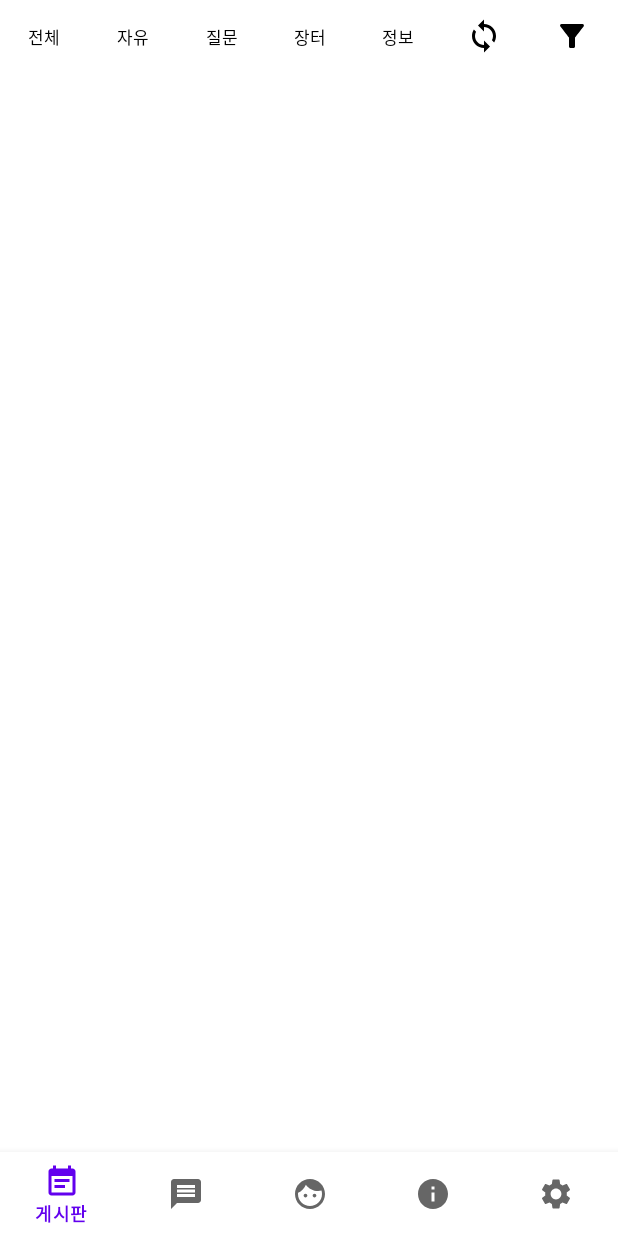
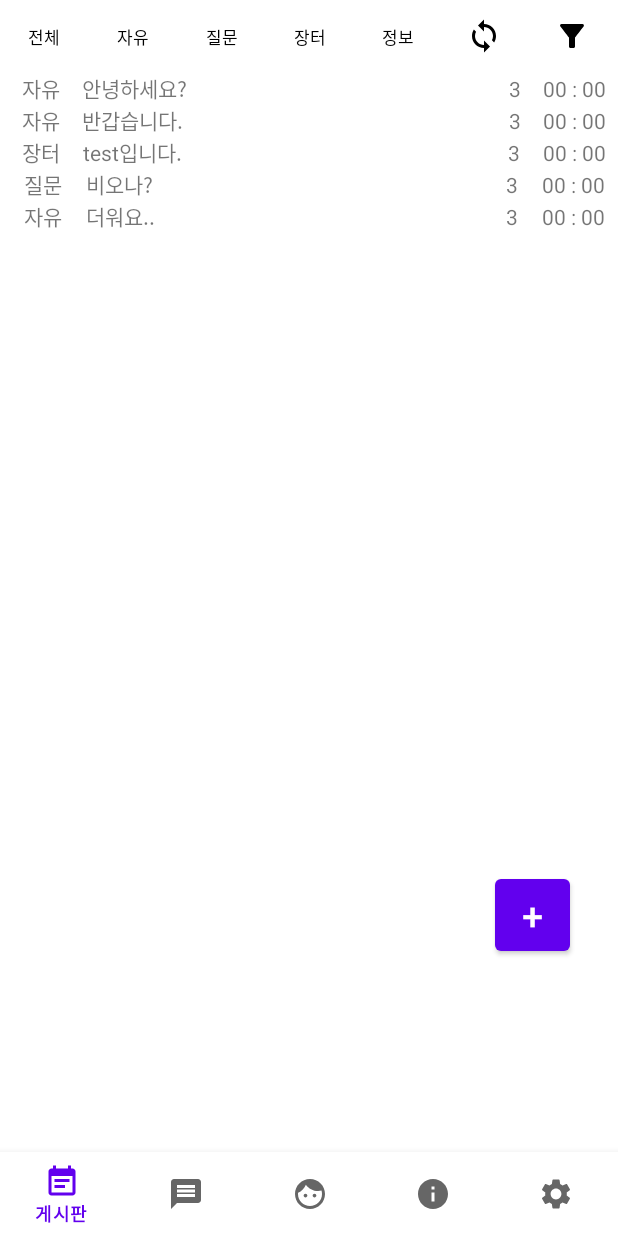
Before and after one commit to miiiin15/Daboot, an Android app: the screen it shows after launch (MainActivity), on a phone screen of 412 x 824 dp. Run offline under Robolectric (Android 15) with nearby library versions, the phone set to English and light mode, and no system bars; our stand-ins replace navigation-ui.

Commit message:
상단바(필터징) 기능 추가 및 게시판 구현

```diff
--- a/app/build.gradle
+++ b/app/build.gradle
@@ -38,6 +38,7 @@ dependencies {
     implementation 'androidx.lifecycle:lifecycle-livedata-ktx:2.2.0'
     implementation 'androidx.lifecycle:lifecycle-viewmodel-ktx:2.2.0'
     implementation 'androidx.legacy:legacy-support-v4:1.0.0'
+
     testImplementation 'junit:junit:4.+'
     androidTestImplementation 'androidx.test.ext:junit:1.1.1'
     androidTestImplementation 'androidx.test.espresso:espresso-core:3.2.0'
--- /dev/null
+++ b/app/src/main/java/com/example/daboot/Adapter/BoardAdapter.java
@@ -0,0 +1,128 @@
+package com.example.daboot.Adapter;
+
+
+import android.content.Context;
+
+import android.view.LayoutInflater;
+import android.view.View;
+import android.view.ViewGroup;
+import android.widget.TextView;
+
+import androidx.annotation.NonNull;
+import androidx.recyclerview.widget.RecyclerView;
+
+import com.example.daboot.BoardItem;
+import com.example.daboot.R;
+
+import java.util.ArrayList;
+
+public class BoardAdapter extends RecyclerView.Adapter<BoardAdapter.ViewHolder> {
+    Context context;
+
+    ArrayList<BoardItem> items = new ArrayList<BoardItem>();
+
+    //클릭이벤트처리 정의
+    OnItemClickListener listener;
+    public  static interface  OnItemClickListener{
+        public void onItemClick(ViewHolder holder, View view, int position);
+    }
+
+
+
+    public BoardAdapter(Context context){
+        this.context =  context;
+    }
+
+    @Override //어댑터에서 관리하는 아이템의 개수를 반환
+    public int getItemCount() {
+        return items.size();
+    }
+
+
+    @NonNull
+    @Override //뷰홀더가 만들어지는 시점에 호출되는 메소드
+    public ViewHolder onCreateViewHolder(@NonNull ViewGroup viewGroup, int i) {
+        LayoutInflater inflater = (LayoutInflater) context.getSystemService(Context.LAYOUT_INFLATER_SERVICE);
+        View itemView = inflater.inflate(R.layout.board_item,  viewGroup, false);//viewGroup는 각각의 아이템을 위해서 정의한 xml레이아웃의 최상위 레이아우싱다.
+
+        return new ViewHolder(itemView);
+    }
+
+
+
+    @Override
+    public void onBindViewHolder(@NonNull ViewHolder viewHolder, int position) {
+
+
+        BoardItem item = items.get(position); //리사이클러뷰에서 몇번쨰게 지금 보여야되는시점이다 알려주기위해
+        viewHolder.setItem(item);
+        //클릭리스너
+        viewHolder.setOnItemClickListener(listener);
+
+    }
+
+    //아이템 추가
+    public  void addItem(BoardItem item){
+        items.add(item);
+    }
+
+    //한꺼번에 추가
+    public void addItems(ArrayList<BoardItem> items){
+        this.items = items;
+    }
+
+
+    public BoardItem getItem(int position){
+        return  items.get(position);
+    }
+
+    //클릭리스너관련
+    public void setOnItemClickListener(OnItemClickListener listener){
+        this.listener = listener;
+    }
+
+    //뷰홀더
+    //뷰를 담아두는 역할 / 뷰에 표시될 데이터를 설정하는 역할
+    public class ViewHolder extends RecyclerView.ViewHolder {
+        TextView tv_category,tv_title,tv_coment,tv_writetime;
+
+
+
+        OnItemClickListener listenr; //클릭이벤트처리관련 변수
+
+        public ViewHolder(@NonNull final View itemView) {
+            super(itemView);
+
+            tv_category = itemView.findViewById(R.id.tv_category);
+            tv_title = itemView.findViewById(R.id.tv_title);
+            tv_coment = itemView.findViewById(R.id.tv_coment);
+            tv_writetime = itemView.findViewById(R.id.tv_write_time);
+
+
+            //아이템 클릭이벤트
+            itemView.setOnClickListener(new View.OnClickListener() {
+                @Override
+                public void onClick(View v) {
+                    int position = getAdapterPosition();
+                    if(listenr != null ){
+                        listenr.onItemClick(ViewHolder.this, itemView, position);
+                    }
+                }
+            });
+        }
+
+        public void setItem(BoardItem item) {
+            tv_category.setText(item.getCategory());
+            tv_title.setText(item.getTitle());
+            tv_coment.setText(item.getComent());
+            tv_writetime.setText(item.getTime());
+        }
+
+
+        public void setOnItemClickListener(OnItemClickListener listenr){
+            this.listenr = listenr;
+        }
+
+
+    }
+}
--- /dev/null
+++ b/app/src/main/java/com/example/daboot/BoardItem.java
@@ -0,0 +1,48 @@
+package com.example.daboot;
+
+public class BoardItem {
+
+    String category;
+    String title;
+    String coment;
+    String time;
+
+    public BoardItem(String category, String title, String coment, String time) {
+        this.category = category;
+        this.title = title;
+        this.coment = coment;
+        this.time = time;
+    }
+
+    public String getComent() {
+        return coment;
+    }
+
+    public void setComent(String coment) {
+        this.coment = coment;
+    }
+
+    public String getTime() {
+        return time;
+    }
+
+    public void setTime(String time) {
+        this.time = time;
+    }
+
+    public String getCategory() {
+        return category;
+    }
+
+    public void setCategory(String category) {
+        this.category = category;
+    }
+
+    public String getTitle() {
+        return title;
+    }
+
+    public void setTitle(String title) {
+        this.title = title;
+    }
+}
--- a/app/src/main/java/com/example/daboot/MainActivity.java
+++ b/app/src/main/java/com/example/daboot/MainActivity.java
@@ -14,8 +14,6 @@ import androidx.navigation.ui.NavigationUI;
 
 public class MainActivity extends AppCompatActivity {
 
-
-
     @Override
     protected void onCreate(Bundle savedInstanceState) {
         super.onCreate(savedInstanceState);
@@ -30,6 +28,7 @@ public class MainActivity extends AppCompatActivity {
 
         ActionBar actionBar = getSupportActionBar();
         actionBar.hide();//상단바 제거
+
+
     }
-
 }
--- a/app/src/main/java/com/example/daboot/fragments/Board.java
+++ b/app/src/main/java/com/example/daboot/fragments/Board.java
@@ -1,9 +1,10 @@
 package com.example.daboot.fragments;
 
-import android.graphics.Color;
 import android.os.Bundle;
 
 import androidx.fragment.app.Fragment;
+import androidx.recyclerview.widget.LinearLayoutManager;
+import androidx.recyclerview.widget.RecyclerView;
 
 import android.view.LayoutInflater;
 import android.view.View;
@@ -12,9 +13,9 @@ import android.widget.Button;
 import android.widget.LinearLayout;
 import android.widget.Toast;
 
+import com.example.daboot.Adapter.BoardAdapter;
+import com.example.daboot.BoardItem;
 import com.example.daboot.R;
-
-import java.util.List;
 
 public class Board extends Fragment {
 
@@ -23,9 +24,15 @@ public class Board extends Fragment {
     String [] keyword = {"All","Free","Question","Market","Welfare"}; // 5가지의 카테고리(전체, 자유, 질문, 장터, 정보)
     Button [] category_btn = new Button[5]; //카테고리(전체,자유,장터 등..)를 담을 버튼 배열
 
-    LinearLayout bar_catagory, bar_filter;
+    LinearLayout bar_catagory, bar_filter, btns_select_option; // 상단바 카테고리(기본), 필터, 필터 옵션
 
-    Button btn_filter,btn_close;
+    RecyclerView view_board;
+    BoardAdapter boardAdapter;
+
+    Button btn_filter,btn_close, btn_select_option;
+    Button btn_write;
+
+
 
     @Override
     public View onCreateView(LayoutInflater inflater, ViewGroup container,
@@ -33,13 +40,41 @@ public class Board extends Fragment {
 
         View view = inflater.inflate(R.layout.fragment_board, container, false);
 
+        /* bar 2개(필터,카테고리) */
+        bar_catagory = view.findViewById(R.id.bar_Category);
         bar_filter = view.findViewById(R.id.bar_Filter);
-        bar_catagory = view.findViewById(R.id.bar_Category);
 
+        /* bar에 버튼들 선언부 */
+        btns_select_option = view.findViewById(R.id.btns_select_option);
         btn_filter = view.findViewById(R.id.btn_Filter);
-        btn_close = view.findViewById(R.id.btn_close);
+        btn_close = view.findViewById(R.id.btn_close_filter);
+        btn_select_option = view.findViewById(R.id.btn_select_option);
 
-        /* 반복문을 이용한 5개의 카테고리 버튼에 대한 onClickListener 선언  */
+        /* 게시판 관련 선언부 */
+        view_board = view.findViewById(R.id.view_board);
+        btn_write = view.findViewById(R.id.btn_write);
+        LinearLayoutManager layoutManager = new LinearLayoutManager(getContext(), LinearLayoutManager.VERTICAL, false);
+        view_board.setLayoutManager(layoutManager);
+        boardAdapter = new BoardAdapter(getContext());
+
+
+        //아이템추가 todo: 나중에는 이렇게 임의로 안넣고 파이어베이스와 연동할 예정 - 삭제 할 부분임
+        boardAdapter.addItem(new BoardItem("자유", "안녕하세요?","3","00 : 00"));
+        boardAdapter.addItem(new BoardItem("자유", "반갑습니다.","3","00 : 00"));
+        boardAdapter.addItem(new BoardItem("장터", "test입니다.","3","00 : 00"));
+        boardAdapter.addItem(new BoardItem("질문", "비오나?","3","00 : 00"));
+        boardAdapter.addItem(new BoardItem("자유", "더워요..","3","00 : 00"));
+        view_board.setAdapter(boardAdapter);
+
+        boardAdapter.setOnItemClickListener(new BoardAdapter.OnItemClickListener() {
+            @Override
+            public void onItemClick(BoardAdapter.ViewHolder holder, View view, int position) {
+                BoardItem item = boardAdapter.getItem(position);
+                Toast.makeText(getContext(), " 제목 : " + item.getTitle(), Toast.LENGTH_LONG).show();
+            }
+        });
+
+        /* 반복문을 이용한 5개의 카테고리 버튼에 대한 onClickListener 선언 부분이며 우리가 아는 setOnClickListener를 반복문으로 짧게 써놓은것   */
         for(int i=0; i<5; i++){
             category_btn[i] = view.findViewById((btn_id[i]));
             final int index = i;
@@ -49,7 +84,7 @@ public class Board extends Fragment {
                 public void onClick(View v) {
                     category_btn[index].setSelected(true);
 
-                    //카테고리에 따른 게시판 정렬을 해줄 함수가 들어갈 자리
+                    //todo : 카테고리에 따른 게시글 데이터를 호출하는 기능이 들어갈 자리 1.전체 2.자유 3.질문 4. 장터 5.정보
 
                     Toast.makeText(getContext(),keyword[index],Toast.LENGTH_SHORT).show();
                 }
@@ -62,7 +97,7 @@ public class Board extends Fragment {
                 bar_catagory.setVisibility(View.GONE);
                 bar_filter.setVisibility(View.VISIBLE);
             }
-        });
+        }); // 상단바 (카테고리 -> 필터)
 
         btn_close.setOnClickListener(new View.OnClickListener() {
             @Override
@@ -70,9 +105,30 @@ public class Board extends Fragment {
                 bar_filter.setVisibility(View.GONE);
                 bar_catagory.setVisibility(View.VISIBLE);
             }
+        }); // 상단바 (필터 -> 카테고리)
+
+        btn_select_option.setOnClickListener(new View.OnClickListener() {
+            @Override
+            public void onClick(View v) {
+                if(btns_select_option.getVisibility() == View.VISIBLE){
+                    btns_select_option.setVisibility(View.GONE);
+                    return;
+                }
+                btns_select_option.setVisibility(View.VISIBLE);
+
+            }
+        }); // (필터링 상태일때) 필터 옵션 on/off
+
+
+        btn_write.setOnClickListener(new View.OnClickListener() {
+            @Override
+            public void onClick(View v) {
+
+            }
         });
 
         return view;
 
     }
+
 }
--- a/app/src/main/res/drawable/sq_bk.xml
+++ b/app/src/main/res/drawable/sq_bk.xml
@@ -2,14 +2,17 @@
 <shape xmlns:android="http://schemas.android.com/apk/res/android"
     android:shape="rectangle">
 
-    <size android:width="150dp"
-        android:height="50dp"/>
+    <size android:width="65dp"
+        android:height="80dp"/>
 
     <stroke
         android:color="#111111"
-        android:width="1dp"></stroke>
+        android:width="0.5dp"/>
 
-    <corners android:radius="10dp"/>
+    <solid
+        android:color="@color/white"/>
+
+    <corners android:radius="1dp"/>
 
 
 </shape>
--- /dev/null
+++ b/app/src/main/res/layout/board_item.xml
@@ -0,0 +1,40 @@
+<?xml version="1.0" encoding="utf-8"?>
+<LinearLayout
+    xmlns:android="http://schemas.android.com/apk/res/android"
+    android:layout_width="match_parent"
+    android:layout_height="wrap_content"
+    android:orientation="horizontal">
+
+        <TextView
+            android:id="@+id/tv_category"
+            android:layout_width="wrap_content"
+            android:layout_height="wrap_content"
+            android:layout_weight="0.1"
+            android:textAlignment="center"
+            android:text="주제"/>
+
+        <TextView
+            android:id="@+id/tv_title"
+            android:layout_width="wrap_content"
+            android:layout_height="wrap_content"
+            android:layout_weight="0.7"
+            android:text="제목"/>
+
+        <TextView
+            android:id="@+id/tv_coment"
+            android:layout_width="wrap_content"
+            android:layout_height="wrap_content"
+            android:layout_weight="0.05"
+            android:textAlignment="center"
+            android:text="(0)"/>
+
+        <TextView
+            android:id="@+id/tv_write_time"
+            android:layout_width="wrap_content"
+            android:layout_height="wrap_content"
+            android:layout_weight="0.05"
+            android:textAlignment="center"
+            android:text="00 : 00"/>
+
+
+</LinearLayout>
--- a/app/src/main/res/layout/fragment_board.xml
+++ b/app/src/main/res/layout/fragment_board.xml
@@ -17,34 +17,38 @@
             android:orientation="horizontal"
             android:visibility="gone">
             <Button
+                android:id="@+id/btn_select_option"
                 android:layout_width="40dp"
                 android:layout_height="wrap_content"
+                android:layout_weight="0.2"
                 android:backgroundTint="#ffffff"
                 app:icon="@drawable/ic_down"
                 app:iconTint="@color/black"
                 style="?android:attr/borderlessButtonStyle" />
             <EditText
+                android:id="@+id/edt_input"
                 android:layout_width="230dp"
                 android:layout_height="wrap_content"
+                android:layout_weight="0.2"
                 android:textSize="10dp"
                 android:hint="필터링 할 내용을 입력하세요"/>
             <LinearLayout
                 android:layout_width="80dp"
                 android:layout_height="wrap_content"
+                android:layout_weight="1"
                 android:orientation="horizontal">
                 <Button
-                    android:layout_width="wrap_content"
+                    android:id="@+id/btn_search"
+                    android:layout_width="50dp"
                     android:layout_height="wrap_content"
-                    android:layout_weight="1"
                     android:backgroundTint="#ffffff"
                     app:icon="@drawable/ic_search"
                     app:iconTint="@color/black"
                     style="?android:attr/borderlessButtonStyle" />
                 <Button
-                    android:id="@+id/btn_close"
-                    android:layout_width="wrap_content"
+                    android:id="@+id/btn_close_filter"
+                    android:layout_width="50dp"
                     android:layout_height="wrap_content"
-                    android:layout_weight="1"
                     android:backgroundTint="#ffffff"
                     app:icon="@drawable/ic_close"
                     app:iconTint="@color/black"
@@ -131,19 +135,59 @@
 
             <Button
                 android:id="@+id/btn_Filter"
+                style="?android:attr/borderlessButtonStyle"
                 android:layout_width="match_parent"
                 android:layout_height="wrap_content"
                 android:layout_weight="1"
                 android:backgroundTint="#ffffff"
+                android:onClick="Clicked"
                 app:icon="@drawable/ic_filter"
-                app:iconTint="@color/black"
-                style="?android:attr/borderlessButtonStyle" />
+                app:iconTint="@color/black" />
         </LinearLayout>
 
     </LinearLayout>
+    <LinearLayout
+        android:id="@+id/btns_select_option"
+        android:layout_width="wrap_content"
+        android:layout_height="wrap_content"
+        android:layout_marginTop="40dp"
+        android:background="@drawable/sq_bk"
+        android:layout_alignParentStart="true"
+        android:gravity="center"
+        android:orientation="vertical"
+        android:visibility="gone">
+        <Button
+            android:id="@+id/option_title"
+            android:layout_width="60dp"
+            android:layout_height="match_parent"
+            style="?android:attr/borderlessButtonStyle"
+            android:backgroundTint="@color/white"
+            android:textColor="@color/black"
+            android:textSize="10dp"
+            android:text="제목"/>
+        <Button
+            android:id="@+id/option_contents"
+            android:layout_width="60dp"
+            android:layout_height="match_parent"
+            style="?android:attr/borderlessButtonStyle"
+            android:backgroundTint="@color/white"
+            android:textColor="@color/black"
+            android:textSize="10dp"
+            android:text="내용"/>
+    </LinearLayout>
 
+    <androidx.recyclerview.widget.RecyclerView
+        android:id="@+id/view_board"
+        android:layout_width="match_parent"
+        android:layout_height="match_parent"
+        android:layout_toEndOf="@+id/BAR"
+        android:layout_below="@+id/BAR"
+        android:layout_alignParentStart="true"
+        android:layout_alignParentLeft="true"
+        android:layout_centerVertical="true">
+    </androidx.recyclerview.widget.RecyclerView>
 
-    <ListView
+    <!--<ListView
         android:id="@+id/board"
         android:layout_width="match_parent"
         android:layout_height="wrap_content"
@@ -152,8 +196,8 @@
         android:layout_alignParentStart="true"
         android:layout_alignParentLeft="true"
         android:layout_centerVertical="true">
-    </ListView>
-    <Button
+    </ListView>-->
+    <!--<Button
         android:id="@+id/write"
         android:layout_width="50dp"
         android:layout_height="60dp"
@@ -163,5 +207,14 @@
         android:layout_marginBottom="80dp"
         android:text="+"
         android:textAlignment="center"
+        android:textSize="25dp" />-->
+    <Button
+        android:id="@+id/btn_write"
+        android:layout_width="50dp"
+        android:layout_height="60dp"
+        android:layout_marginLeft="330dp"
+        android:layout_marginTop="580dp"
+        android:text="+"
+        android:textAlignment="center"
         android:textSize="25dp" />
 </RelativeLayout>
--- a/app/src/main/res/layout/fragment_message.xml
+++ b/app/src/main/res/layout/fragment_message.xml
@@ -46,7 +46,7 @@
     </LinearLayout>
 
     <ListView
-        android:id="@+id/board"
+        android:id="@+id/view_board"
         android:layout_width="match_parent"
         android:layout_height="wrap_content"
         android:layout_below="@+id/bar"
```
Also changed, not shown: app/src/main/res/drawable/ic_write.xml (added, +10 -0 lines), app/src/main/res/layout/activity_write_form.xml (added, +91 -0 lines).
